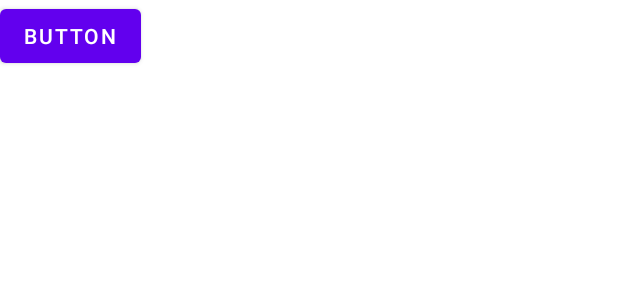
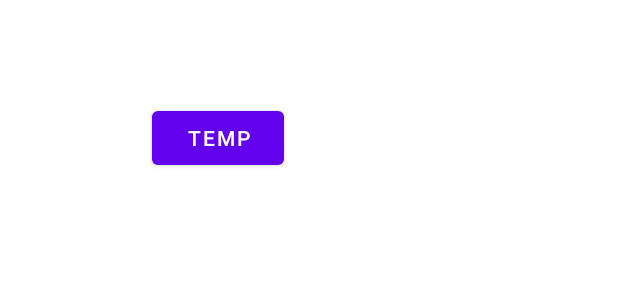
Before and after one commit to nattapong34/ExpertBleLib, an Android app: the layout activity_main.xml on its own in the app's theme, with its tools: preview values and no code run, on a phone screen of 412 x 824 dp. Shown: the top 300 px of the screen. Run offline under Robolectric (Android 15) with nearby library versions, the phone set to English and light mode, and no system bars.

Commit message:
add temp callback listener

```diff
--- a/app/src/main/res/layout/activity_main.xml
+++ b/app/src/main/res/layout/activity_main.xml
@@ -6,11 +6,25 @@
     android:layout_height="match_parent"
     tools:context=".MainActivity">
 
+    <TextView
+        android:id="@+id/txtTempVal"
+        android:layout_width="129dp"
+        android:layout_height="27dp"
+        android:layout_marginStart="14dp"
+        android:layout_marginTop="78dp"
+        android:layout_marginEnd="79dp"
+        android:textSize="16sp"
+        app:layout_constraintEnd_toEndOf="parent"
+        app:layout_constraintStart_toEndOf="@+id/bnDevice"
+        app:layout_constraintTop_toTopOf="parent" />
+
     <Button
         android:id="@+id/bnDevice"
         android:layout_width="wrap_content"
         android:layout_height="wrap_content"
-        android:text="Button"
-        tools:layout_editor_absoluteX="143dp"
-        tools:layout_editor_absoluteY="99dp" />
+        android:layout_marginStart="101dp"
+        android:layout_marginTop="68dp"
+        android:text="Temp"
+        app:layout_constraintStart_toStartOf="parent"
+        app:layout_constraintTop_toTopOf="parent" />
 </androidx.constraintlayout.widget.ConstraintLayout>
```
Also changed, not shown: app/src/main/java/com/expert/expertblelib/MainActivity.kt (+20 -20 lines), expert-ble/src/main/java/com/expert/expert_ble/ExpBle.kt (+74 -5 lines), expert-ble/src/main/java/com/expert/expert_ble/ExpDevice.kt (+9 -12 lines), expert-ble/src/main/java/com/expert/expert_ble/TEMPHTD8808E.kt (+68 -2 lines).
